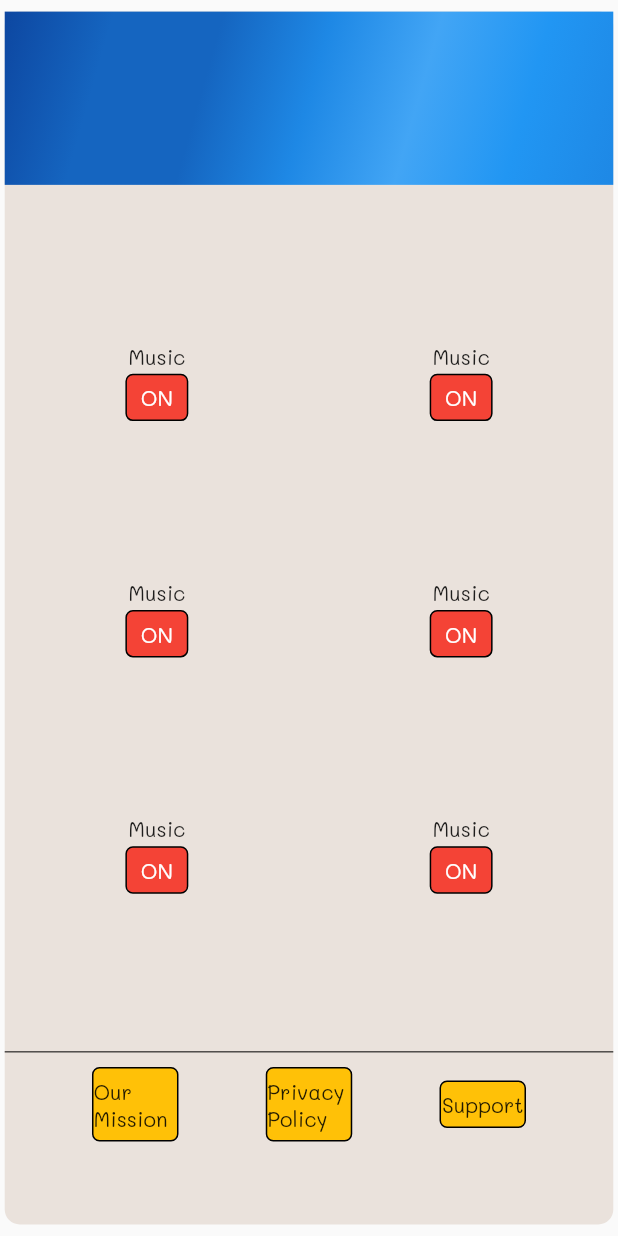
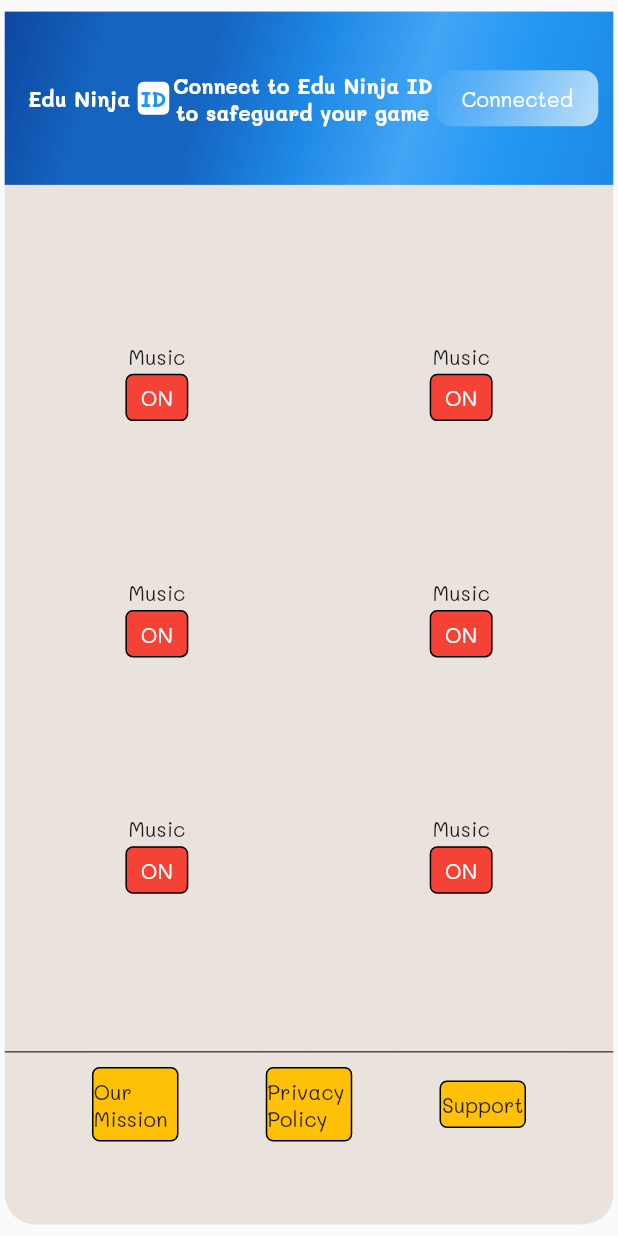
Before and after one commit to TheAbror/bisp, a Flutter app: the SettingsBody widget shown alone on an empty page, opened directly, on a phone screen of 412 x 824 dp. Run offline on Flutter 3.47's test engine with Material 2 defaults, Android fonts, the phone set to English and light mode, and no system bars; our stand-ins replace chopper, dropdown_button2, equatable, flutter_bloc, flutter_screenutil, flutter_svg and 4 more; missing offline and left inert: bonfire; accounts and stored records are empty; generated files the repository leaves out were written again; statements that could not run were skipped; project files that could hold a hidden picture were left out.

Commit message:
eduninja id

```diff
--- a/lib/presention/subjects/all_subjects_settings.dart
+++ b/lib/presention/subjects/all_subjects_settings.dart
@@ -58,7 +58,7 @@ class _SubjectSettingsState extends State<SubjectSettings> {
                 ),
               ),
               const Expanded(
-                flex: 6,
+                flex: 9,
                 child: SettingsBody(),
               ),
             ],
--- a/lib/presention/subjects/settings_body.dart
+++ b/lib/presention/subjects/settings_body.dart
@@ -21,7 +21,7 @@ class SettingsBody extends StatelessWidget {
       margin: EdgeInsets.symmetric(horizontal: 3.w, vertical: 8.h),
       decoration: BoxDecoration(
         color: Theme.of(context).colorScheme.background,
-        borderRadius: BorderRadius.circular(10),
+        borderRadius: BorderRadius.circular(20),
       ),
       child: Column(
         children: [
@@ -40,6 +40,89 @@ class SettingsBody extends StatelessWidget {
                     Colors.blue.shade400,
                     Colors.blue.shade500,
                     Colors.blue.shade600,
+                  ],
+                ),
+              ),
+              child: Padding(
+                padding: EdgeInsets.symmetric(horizontal: 16.h),
+                child: Row(
+                  children: [
+                    const Text(
+                      'Edu Ninja ',
+                      style: TextStyle(
+                        color: Colors.white,
+                        fontWeight: FontWeight.bold,
+                      ),
+                    ),
+                    Container(
+                      decoration: BoxDecoration(
+                        borderRadius: BorderRadius.circular(4.r),
+                        color: Colors.white,
+                      ),
+                      child: Padding(
+                        padding: EdgeInsets.all(2.h),
+                        child: const Text(
+                          'ID',
+                          style: TextStyle(
+                            color: Colors.blue,
+                            fontWeight: FontWeight.bold,
+                          ),
+                        ),
+                      ),
+                    ),
+                    const Spacer(),
+                    const Text(
+                      'Connect to Edu Ninja ID \nto safeguard your game',
+                      style: TextStyle(
+                        color: Colors.white,
+                        fontWeight: FontWeight.bold,
+                      ),
+                      textAlign: TextAlign.center,
+                    ),
+                    const Spacer(),
+                    GestureDetector(
+                      onTap: () {
+                        showDialog(
+                          barrierColor: Colors.grey.shade900.withOpacity(1),
+                          context: context,
+                          builder: (BuildContext context) {
+                            return const Center(
+                              child: Text(
+                                'text',
+                                style: TextStyle(color: Colors.white),
+                              ),
+                            );
+                          },
+                        );
+                      },
+                      child: Container(
+                        decoration: BoxDecoration(
+                          borderRadius: BorderRadius.circular(10),
+                          gradient: LinearGradient(
+                            begin: Alignment.topLeft,
+                            end: Alignment.bottomRight,
+                            colors: [
+                              Colors.blue.shade400,
+                              Colors.blue.shade300,
+                              Colors.blue.shade200,
+                              Colors.blue.shade100,
+                            ],
+                          ),
+                        ),
+                        child: Padding(
+                          padding: EdgeInsets.symmetric(
+                            horizontal: 16.w,
+                            vertical: 10.h,
+                          ),
+                          child: const Text(
+                            'Connected',
+                            style: TextStyle(
+                              color: Colors.white,
+                            ),
+                          ),
+                        ),
+                      ),
+                    ),
                   ],
                 ),
               ),
```
